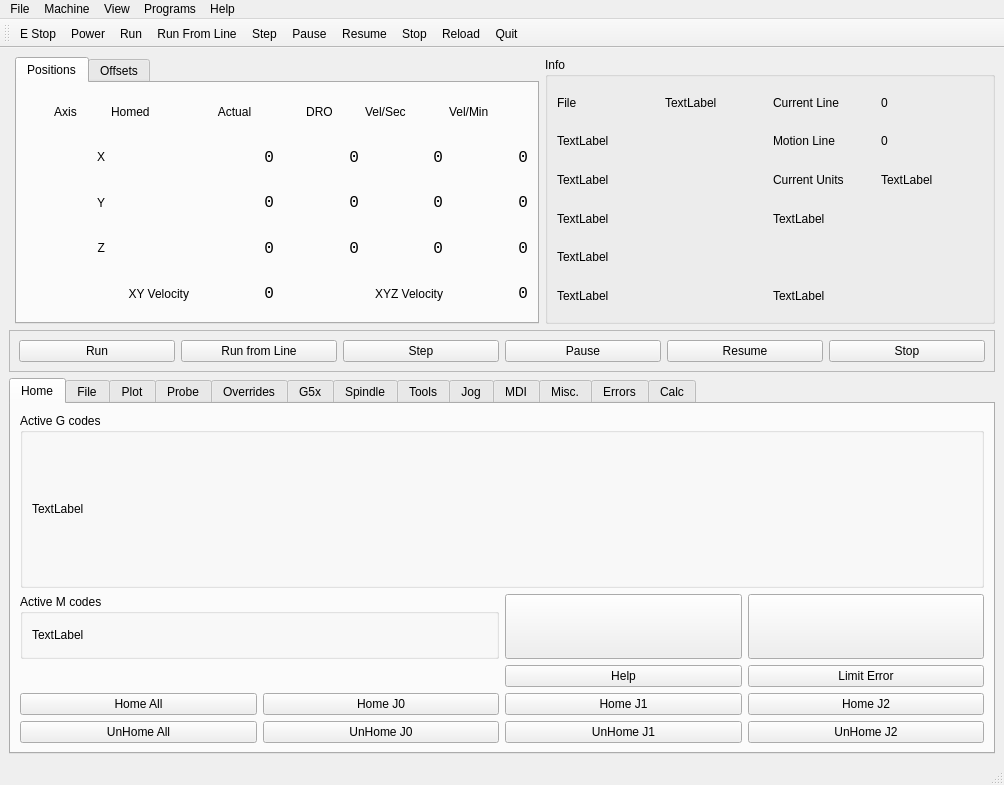
Above: examples/xyz/xyz.ui from jethornton/flexgui before the change. Below: the same form after it.
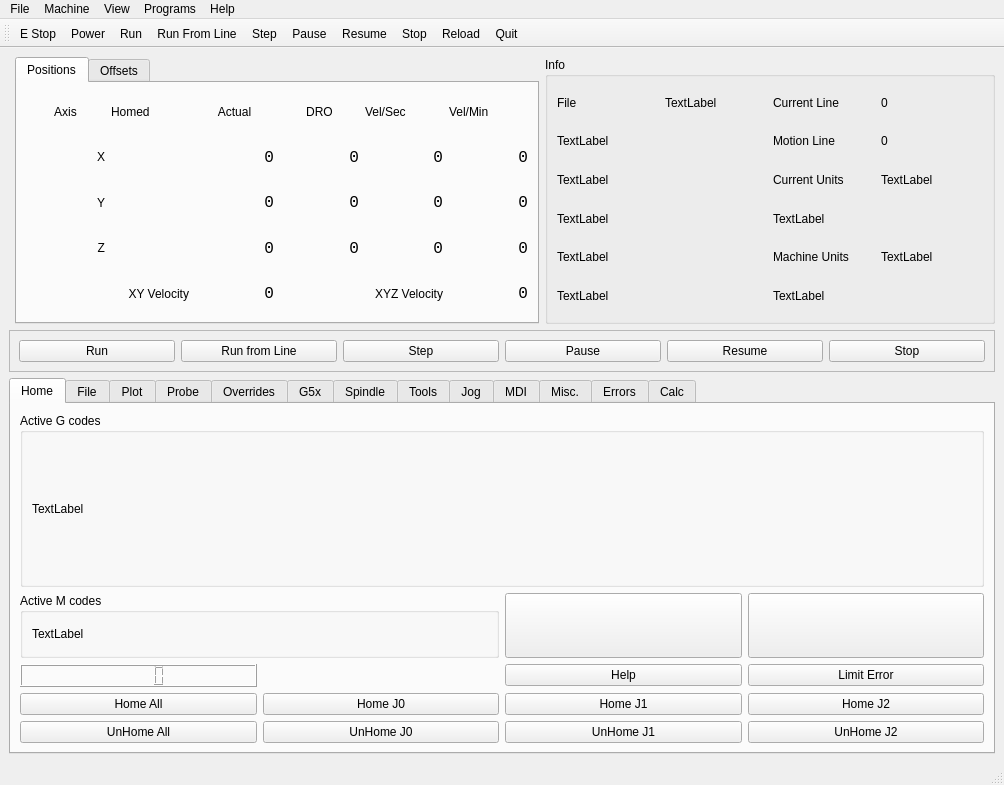
That is the form after the change.

Patch:
```diff
--- a/examples/xyz/xyz.ui
+++ b/examples/xyz/xyz.ui
@@ -192,6 +192,20 @@
          </property>
         </widget>
        </item>
+       <item row="4" column="3">
+        <widget class="QLabel" name="label_17">
+         <property name="text">
+          <string>Machine Units</string>
+         </property>
+        </widget>
+       </item>
+       <item row="4" column="4">
+        <widget class="QLabel" name="machine_units_lb">
+         <property name="text">
+          <string>TextLabel</string>
+         </property>
+        </widget>
+       </item>
       </layout>
      </widget>
     </item>
@@ -1040,6 +1054,19 @@
           </property>
          </widget>
         </item>
+        <item row="2" column="0">
+         <widget class="QLCDNumber" name="lcdNumber">
+          <property name="function" stdset="0">
+           <string>hal_pin</string>
+          </property>
+          <property name="pin_name" stdset="0">
+           <string>hal-lcd</string>
+          </property>
+          <property name="hal_type" stdset="0">
+           <string>HAL_S32</string>
+          </property>
+         </widget>
+        </item>
        </layout>
       </widget>
       <widget class="QWidget" name="tab">
```
